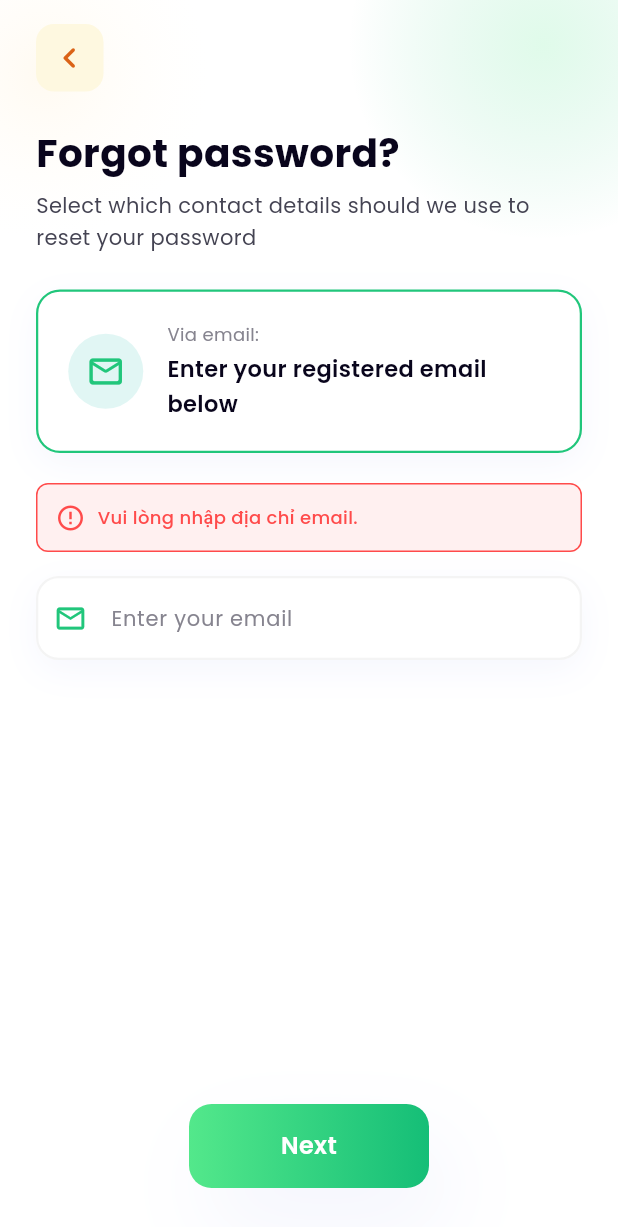
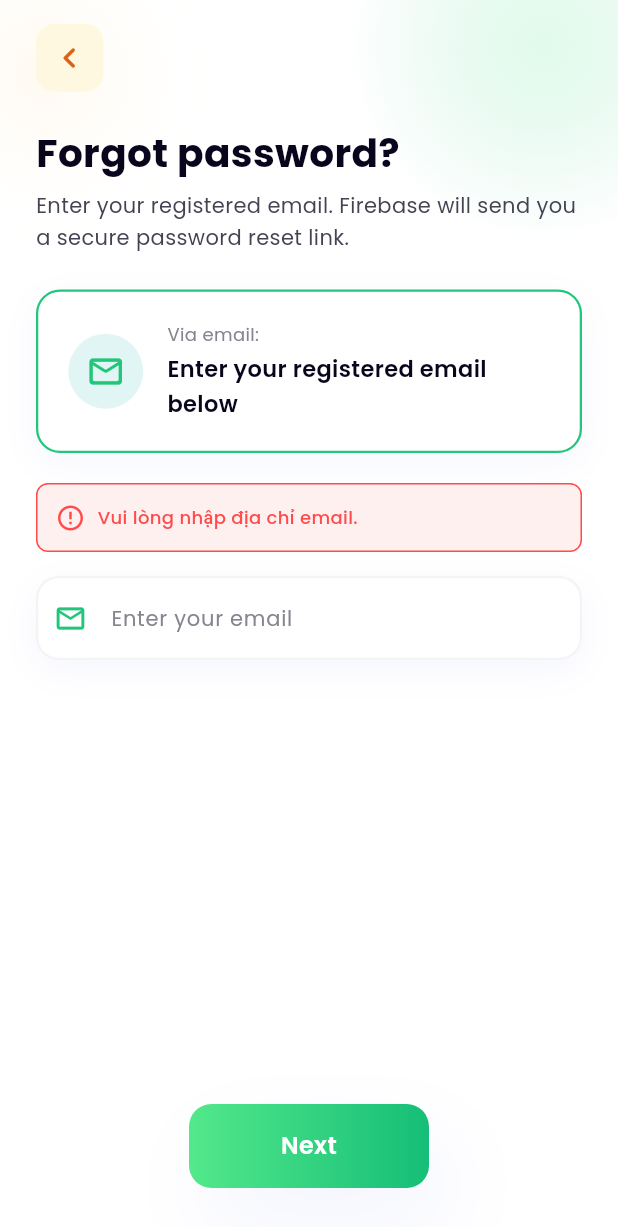
Before and after one commit to linhntn2911/Ordering_Food_System, a Flutter app: the ForgotPasswordView screen opened by its route, after a tap on "Next", on a phone screen of 412 x 824 dp. Shown: the top 1227 px of the screen. Run offline on Flutter 3.47's test engine with Material 3 defaults, Android fonts, the phone set to English and light mode, and no system bars; our stand-ins replace cloud_firestore, equatable, firebase_auth, firebase_core, firebase_messaging, firebase_storage and 5 more; accounts and stored records are empty; network calls fail.

Commit message:
feat(auth): use Firebase password reset flow and clean up OTP handling

```diff
--- a/lib/features/auth/presentation/viewmodels/auth_providers.dart
+++ b/lib/features/auth/presentation/viewmodels/auth_providers.dart
@@ -16,9 +16,8 @@
 
 final otpRepositoryProvider = Provider<OtpRepository>((ref) {
   final firestore = ref.watch(firebaseFirestoreProvider);
-  final firebaseAuth = ref.watch(firebaseAuthProvider);
   final authRepo = ref.watch(authRepositoryProvider);
-  return FirestoreOtpRepository(firestore, firebaseAuth, authRepo);
+  return FirestoreOtpRepository(firestore, authRepo);
 });
 
 final authStateProvider = StreamProvider<AppUser?>((ref) {
--- a/lib/features/auth/presentation/viewmodels/forgot_password_view_model.dart
+++ b/lib/features/auth/presentation/viewmodels/forgot_password_view_model.dart
@@ -1,13 +1,12 @@
 import 'package:flutter_riverpod/flutter_riverpod.dart';
+import 'package:ordering_food_system/core/errors/app_exception.dart';
+import 'package:ordering_food_system/features/auth/presentation/viewmodels/auth_providers.dart';
 
 class ForgotPasswordState {
   final bool isLoading;
   final String? errorMessage;
 
-  const ForgotPasswordState({
-    this.isLoading = false,
-    this.errorMessage,
-  });
+  const ForgotPasswordState({this.isLoading = false, this.errorMessage});
 
   ForgotPasswordState copyWith({
     bool? isLoading,
@@ -39,15 +38,39 @@
     }
     final emailRegex = RegExp(r'^[\w-\.]+@([\w-]+\.)+[\w-]{2,4}$');
     if (!emailRegex.hasMatch(trimmed)) {
-      state = state.copyWith(errorMessage: 'Địa chỉ email không đúng định dạng.');
+      state = state.copyWith(
+        errorMessage: 'Địa chỉ email không đúng định dạng.',
+      );
       return false;
     }
     state = state.copyWith(clearError: true);
     return true;
   }
+
+  Future<bool> sendResetEmail(String email) async {
+    if (!validateEmail(email)) {
+      return false;
+    }
+
+    state = state.copyWith(isLoading: true, clearError: true);
+    try {
+      await ref.read(authRepositoryProvider).sendPasswordResetEmail(email);
+      state = state.copyWith(isLoading: false, clearError: true);
+      return true;
+    } on AppException catch (error) {
+      state = state.copyWith(isLoading: false, errorMessage: error.message);
+      return false;
+    } catch (_) {
+      state = state.copyWith(
+        isLoading: false,
+        errorMessage: 'Không thể gửi email đặt lại mật khẩu. Vui lòng thử lại.',
+      );
+      return false;
+    }
+  }
 }
 
 final forgotPasswordViewModelProvider =
     NotifierProvider<ForgotPasswordViewModel, ForgotPasswordState>(
-  ForgotPasswordViewModel.new,
-);
+      ForgotPasswordViewModel.new,
+    );
--- a/lib/features/auth/presentation/views/forgot_password_view.dart
+++ b/lib/features/auth/presentation/views/forgot_password_view.dart
@@ -8,9 +8,8 @@
 import 'package:ordering_food_system/core/widgets/custom_text_field.dart';
 import 'package:ordering_food_system/core/widgets/food_ninja_background.dart';
 import 'package:ordering_food_system/core/widgets/primary_button.dart';
-import 'package:ordering_food_system/features/auth/domain/repositories/otp_repository.dart';
 import 'package:ordering_food_system/features/auth/presentation/viewmodels/forgot_password_view_model.dart';
-import 'package:ordering_food_system/features/auth/presentation/views/otp_verification_view.dart';
+import 'package:ordering_food_system/features/auth/presentation/views/auth_success_view.dart';
 
 class ForgotPasswordView extends ConsumerStatefulWidget {
   const ForgotPasswordView({super.key});
@@ -28,18 +27,20 @@
     super.dispose();
   }
 
-  void _handleNext() {
+  Future<void> _handleNext() async {
     final email = _emailController.text.trim();
-    final isValid = ref
+    final sent = await ref
         .read(forgotPasswordViewModelProvider.notifier)
-        .validateEmail(email);
+        .sendResetEmail(email);
 
-    if (isValid) {
-      Navigator.of(context).pushNamed(
-        AppRoutes.otpVerification,
-        arguments: OtpVerificationArgs(
-          email: email,
-          type: OtpType.forgotPassword,
+    if (sent && mounted) {
+      Navigator.of(context).pushReplacementNamed(
+        AppRoutes.authSuccess,
+        arguments: AuthSuccessArgs(
+          type: AuthSuccessType.passwordReset,
+          title: 'Check your email',
+          subtitle:
+              'We sent a Firebase password reset link to $email. Open the link to choose a new password.',
         ),
       );
     }
@@ -76,7 +77,7 @@
                 ),
                 const SizedBox(height: AppSpacing.p8),
                 Text(
-                  'Select which contact details should we use to reset your password',
+                  'Enter your registered email. Firebase will send you a secure password reset link.',
                   style: AppTextStyles.bodyMedium.copyWith(
                     color: AppColors.textSecondary,
                     height: 1.5,
```
Also changed, not shown: lib/features/auth/data/repositories/firebase_auth_repository.dart (+1 -85 lines), lib/features/auth/data/repositories/firestore_otp_repository.dart (+9 -78 lines), 1 other file.
